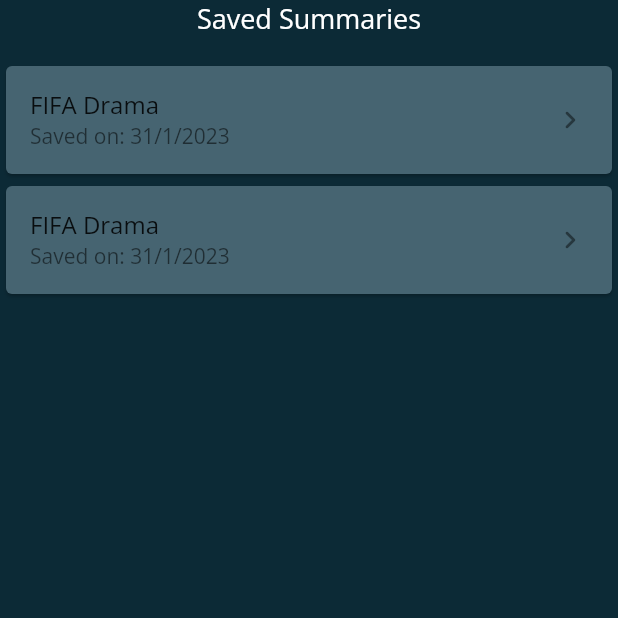
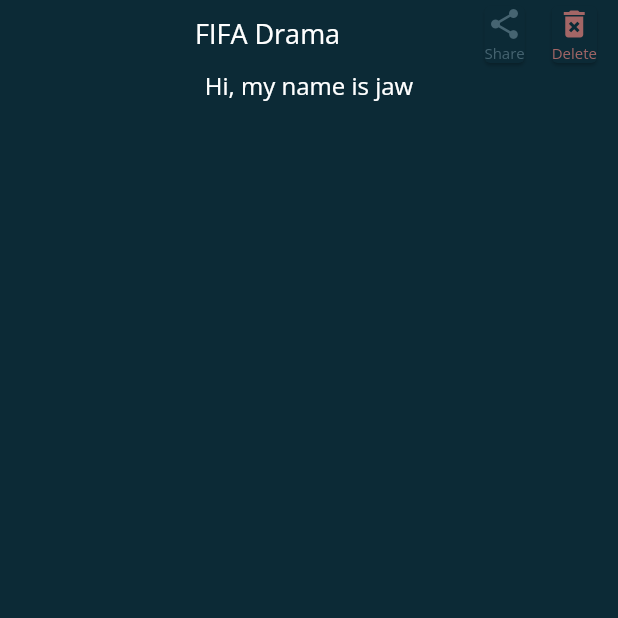
Before and after one commit to hadiyaaamir/khulasa, a Flutter app: the Saved screen opened directly, after a tap on "FIFA Drama", on a phone screen of 412 x 824 dp, the top half of it. Run offline on Flutter 3.47's test engine with Material 2 defaults, Android fonts, the phone set to English and light mode, and no system bars; our stand-ins replace google_fonts.

Commit message:
Saved complete

```diff
--- a/lib/Views/Options/option.dart
+++ b/lib/Views/Options/option.dart
@@ -3,6 +3,7 @@ import 'package:flutter/src/widgets/container.dart';
 import 'package:flutter/src/widgets/framework.dart';
 import 'package:khulasa/Controllers/navigation.dart';
 import 'package:khulasa/Views/Entrance/button.dart';
+import 'package:khulasa/Views/Saved/saved.dart';
 import 'package:khulasa/Views/Summary/summary.dart';
 import 'package:khulasa/constants/colors.dart';
 import 'package:khulasa/constants/sizes.dart';
@@ -41,10 +42,10 @@ class _OptionState extends State<Option> {
             ),
             Btn(
               label: "Saved Summary",
-              onPress: () {},
+              onPress: () => Navigation().navigation(context, const Saved()),
               background: primary,
               foreground: text,
-              height: 160,
+              height: 60,
               font: largeFont,
             )
           ],
--- a/lib/Views/Saved/saved.dart
+++ b/lib/Views/Saved/saved.dart
@@ -1,5 +1,7 @@
 import 'package:flutter/material.dart';
+import 'package:khulasa/Controllers/navigation.dart';
 import 'package:khulasa/Models/summary.dart';
+import 'package:khulasa/Views/Saved/savedSummary.dart';
 import 'package:khulasa/constants/colors.dart';
 import 'package:khulasa/constants/sizes.dart';
 
@@ -35,16 +37,30 @@ class _SavedState extends State<Saved> {
             ),
             Expanded(
               child: ListView.builder(
-                padding: const EdgeInsets.symmetric(vertical: 15),
+                padding:
+                    const EdgeInsets.symmetric(vertical: 15, horizontal: 20),
                 itemCount: items.length,
                 itemBuilder: (context, index) => Card(
                   color: primary,
                   child: ListTile(
-                    title: Text('${items[index].title}'),
+                    title: Text(
+                      items[index].title,
+                      style: const TextStyle(color: secondary),
+                    ),
                     subtitle: Text(
-                        'Saved on: ${items[index].savedOn.day}/${items[index].savedOn.month}/${items[index].savedOn.year}'),
-                    trailing: const Icon(Icons.keyboard_arrow_right_rounded),
-                    onTap: () {},
+                      'Saved on: ${items[index].savedOn.day}/${items[index].savedOn.month}/${items[index].savedOn.year}',
+                      style: const TextStyle(color: secondary),
+                    ),
+                    trailing: const Icon(
+                      Icons.keyboard_arrow_right_rounded,
+                      color: secondary,
+                    ),
+                    onTap: () => Navigation().navigation(
+                      context,
+                      SavedSummary(
+                        summary: items[index],
+                      ),
+                    ),
                   ),
                 ),
               ),
--- /dev/null
+++ b/lib/Views/Saved/savedSummary.dart
@@ -0,0 +1,85 @@
+import 'dart:html';
+
+import 'package:flutter/material.dart';
+import 'package:flutter/src/widgets/container.dart';
+import 'package:flutter/src/widgets/framework.dart';
+import 'package:khulasa/Models/summary.dart';
+import 'package:khulasa/constants/colors.dart';
+import 'package:khulasa/constants/sizes.dart';
+
+class SavedSummary extends StatelessWidget {
+  const SavedSummary({super.key, required this.summary});
+
+  final savedSummary summary;
+  @override
+  Widget build(BuildContext context) {
+    return Scaffold(
+      backgroundColor: background,
+      body: Center(
+        child: Column(
+          children: [
+            Row(
+              mainAxisAlignment: MainAxisAlignment.spaceBetween,
+              children: [
+                Padding(
+                  padding: const EdgeInsets.fromLTRB(130, 0, 70, 0),
+                  child: Text(
+                    summary.title,
+                    style: const TextStyle(fontSize: headingFont, color: text),
+                  ),
+                ),
+                Row(children: [
+                  Padding(
+                    padding: const EdgeInsets.fromLTRB(0, 0, 10, 0),
+                    child: Card(
+                      color: background,
+                      child: Column(
+                        children: const [
+                          Icon(
+                            Icons.share_rounded,
+                            color: primary,
+                          ),
+                          Text(
+                            'Share',
+                            style:
+                                TextStyle(fontSize: smallFont, color: primary),
+                          )
+                        ],
+                      ),
+                    ),
+                  ),
+                  Padding(
+                    padding: const EdgeInsets.fromLTRB(0, 0, 10, 0),
+                    child: Card(
+                      color: background,
+                      child: Column(
+                        children: const [
+                          Icon(
+                            Icons.delete_forever,
+                            color: caution,
+                          ),
+                          Text(
+                            'Delete',
+                            style:
+                                TextStyle(fontSize: smallFont, color: caution),
+                          )
+                        ],
+                      ),
+                    ),
+                  ),
+                ]),
+              ],
+            ),
+            Text(
+              summary.summary,
+              style: const TextStyle(
+                fontSize: buttonFont,
+                color: text,
+              ),
+            )
+          ],
+        ),
+      ),
+    );
+  }
+}
--- a/lib/constants/colors.dart
+++ b/lib/constants/colors.dart
@@ -4,7 +4,7 @@ const Color blue = Color(0xff0C2A36);
 const Color lightBlue = Color(0xff466471);
 const Color darkBlue = Color(0xff03131B);
 const Color grey = Color(0xffA9AEB0);
-
+const Color red = Color(0xffA46666);
 const Color white = Colors.white;
 
 const background = blue;
@@ -12,3 +12,4 @@ const primary = lightBlue;
 const secondary = darkBlue;
 const text = white; // used for headings
 const text2 = grey;
+const caution = red;
--- a/lib/constants/sizes.dart
+++ b/lib/constants/sizes.dart
@@ -5,6 +5,7 @@ const double titleFont = 50;
 const double largeFont = 25;
 const double headingFont = 18;
 const double buttonFont = 16;
+const double smallFont = 10;
 
 //button
 const double buttonWidth = 200;
```
